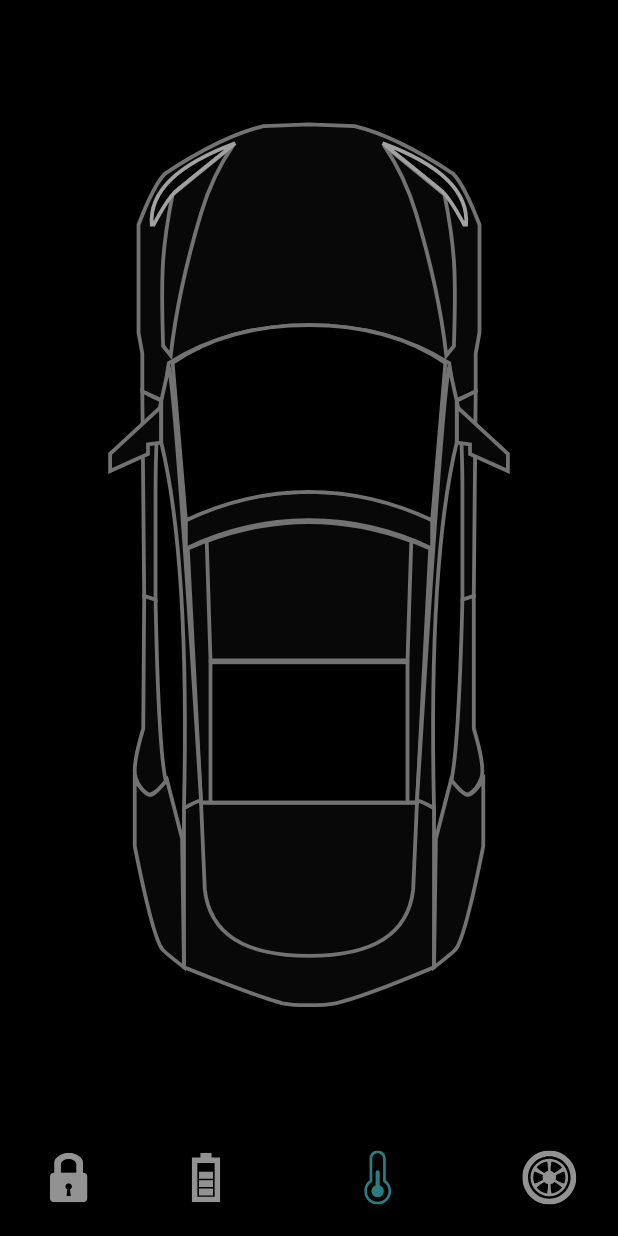
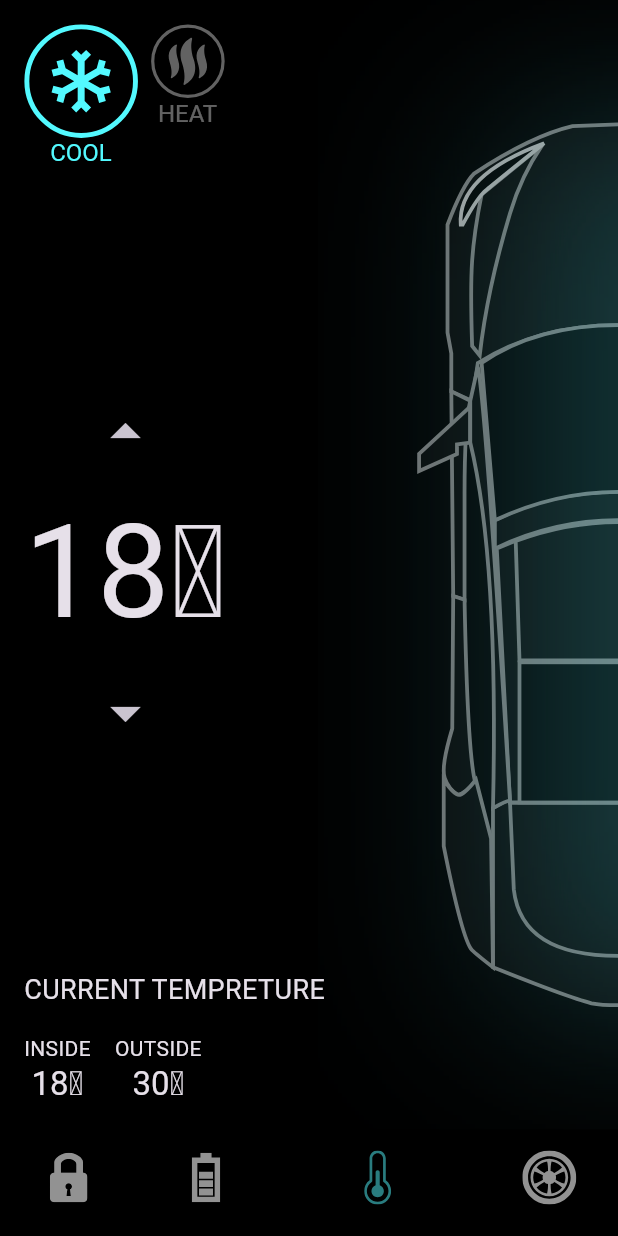
Before and after one commit to AhmedEl-Shamy/Car-Control-App, a Flutter app: the screen it shows after launch, item 3 of the bottom bar chosen, on a phone screen of 412 x 824 dp. Run offline on Flutter 3.47's test engine with Material 3 defaults, Android fonts, the light colour scheme and no system bars; our stand-ins replace flutter_svg.

Commit message:
finish temp view

```diff
--- a/lib/features/home/presentation/pages/home_page.dart
+++ b/lib/features/home/presentation/pages/home_page.dart
@@ -11,14 +11,21 @@ class HomePage extends StatefulWidget {
   State<HomePage> createState() => _HomePageState();
 }
 
-class _HomePageState extends State<HomePage>
-    with SingleTickerProviderStateMixin {
+class _HomePageState extends State<HomePage> with TickerProviderStateMixin {
   late AnimationController _batteryAnimationController;
+  late AnimationController _tempAnimationController;
   late Animation<double> batteryStatusAnimation;
+  late Animation<double> tempAnimation;
   int currentIndex = 0;
 
   @override
   void initState() {
+    _setupBatteryAnimation();
+    _setupTempAnimation();
+    super.initState();
+  }
+
+  void _setupBatteryAnimation() {
     _batteryAnimationController = AnimationController(
       vsync: this,
       duration: AppConstants.kDefaultDuration,
@@ -27,12 +34,23 @@ class _HomePageState extends State<HomePage>
       parent: _batteryAnimationController,
       curve: Curves.linear,
     );
-    super.initState();
+  }
+
+  void _setupTempAnimation() {
+    _tempAnimationController = AnimationController(
+      vsync: this,
+      duration: AppConstants.kDefaultDuration,
+    );
+    tempAnimation = CurvedAnimation(
+      parent: _tempAnimationController,
+      curve: Curves.linear,
+    );
   }
 
   @override
   void dispose() {
     _batteryAnimationController.dispose();
+    _tempAnimationController.dispose();
     super.dispose();
   }
 
@@ -42,6 +60,7 @@ class _HomePageState extends State<HomePage>
       body: HomePageBody(
         currentIndex: currentIndex,
         batteryAinmation: batteryStatusAnimation,
+        tempAnimation: tempAnimation,
       ),
       bottomNavigationBar: CustomButtomNavigationBar(
         currentIndex: currentIndex,
@@ -51,14 +70,31 @@ class _HomePageState extends State<HomePage>
   }
 
   void _onTap(int value) async {
+    switch (currentIndex) {
+      case 1:
+        await _batteryAnimationController.reverse();
+      case 2:
+        await _tempAnimationController.reverse();
+    }
+
+    switch (value) {
+      case 0:
         currentIndex = value;
-    if (value == 1) {
+        setState(() {});
+      case 1:
         Future.delayed(AppConstants.kDefaultDuration, () {
           _batteryAnimationController.forward();
         });
+        currentIndex = value;
         setState(() {});
-    } else {
-      await _batteryAnimationController.reverse();
+      case 2:
+        Future.delayed(AppConstants.kDefaultDuration, () {
+          _tempAnimationController.forward();
+        });
+        currentIndex = value;
+        setState(() {});
+      case 3:
+        currentIndex = value;
         setState(() {});
     }
   }
--- /dev/null
+++ b/lib/features/home/presentation/widgets/current_temp.dart
@@ -0,0 +1,25 @@
+import 'package:flutter/material.dart';
+
+import '../../../../core/utlis/constants.dart';
+import 'current_temp_items.dart';
+
+class CurrentTemp extends StatelessWidget {
+  const CurrentTemp({super.key, required this.currentTemp});
+
+  final int currentTemp;
+
+  @override
+  Widget build(BuildContext context) {
+    return Column(
+      crossAxisAlignment: CrossAxisAlignment.start,
+      children: [
+        Text(
+          "current tempreture".toUpperCase(),
+          style: TextStyle(fontSize: 18),
+        ),
+        SizedBox(height: AppConstants.kDefaultPading),
+        CurrentTempItems(currentInsideTemp: currentTemp),
+      ],
+    );
+  }
+}
--- /dev/null
+++ b/lib/features/home/presentation/widgets/current_temp_item.dart
@@ -0,0 +1,21 @@
+import 'package:flutter/material.dart';
+
+class CurrentTempItem extends StatelessWidget {
+  const CurrentTempItem({
+    super.key,
+    required this.tempDegree,
+    required this.label,
+  });
+  final int tempDegree;
+  final String label;
+
+  @override
+  Widget build(BuildContext context) {
+    return Column(
+      children: [
+        Text(label.toUpperCase()),
+        Text('$tempDegree\u2103', style: Theme.of(context).textTheme.titleLarge),
+      ],
+    );
+  }
+}
--- /dev/null
+++ b/lib/features/home/presentation/widgets/current_temp_items.dart
@@ -0,0 +1,19 @@
+import 'package:flutter/material.dart';
+
+import '../../../../core/utlis/constants.dart';
+import 'current_temp_item.dart';
+
+class CurrentTempItems extends StatelessWidget {
+  const CurrentTempItems({super.key, required this.currentInsideTemp});
+  final int currentInsideTemp;
+  @override
+  Widget build(BuildContext context) {
+    return Row(
+      children: [
+        CurrentTempItem(label: 'inside', tempDegree: currentInsideTemp),
+        SizedBox(width: AppConstants.kDefaultPading),
+        CurrentTempItem(tempDegree: 30, label: 'outside'),
+      ],
+    );
+  }
+}
--- a/lib/features/home/presentation/widgets/home_page_body.dart
+++ b/lib/features/home/presentation/widgets/home_page_body.dart
@@ -1,17 +1,21 @@
+import 'package:car_control_app/core/utlis/constants.dart';
 import 'package:flutter/material.dart';
 
 import 'battery_status_view.dart';
 import 'car_image_widget.dart';
 import 'door_lock_view.dart';
+import 'temp_view.dart';
 
 class HomePageBody extends StatelessWidget {
   const HomePageBody({
     super.key,
     required this.currentIndex,
     required this.batteryAinmation,
+    required this.tempAnimation,
   });
   final int currentIndex;
   final Animation<double> batteryAinmation;
+  final Animation<double> tempAnimation;
   @override
   Widget build(BuildContext context) {
     return SafeArea(
@@ -20,7 +24,13 @@ class HomePageBody extends StatelessWidget {
           return Stack(
             alignment: Alignment.center,
             children: [
-              CarImageWidget(constraints: constraints),
+              AnimatedPositioned(
+                duration: AppConstants.kDefaultDuration,
+                width: constraints.maxWidth,
+                height: constraints.maxHeight,
+                left: currentIndex == 2 ? constraints.maxWidth / 2 : 0,
+                child: CarImageWidget(constraints: constraints),
+              ),
               // door lock view
               DoorLockView(
                 currentIndex: currentIndex,
@@ -32,6 +42,12 @@ class HomePageBody extends StatelessWidget {
                 constraints: constraints,
                 batteryAinmation: batteryAinmation,
               ),
+              // Temp View
+              TempView(
+                currentIndex: currentIndex,
+                tempAnimation: tempAnimation,
+                constraints: constraints,
+              ),
             ],
           );
         },
--- /dev/null
+++ b/lib/features/home/presentation/widgets/temp_button.dart
@@ -0,0 +1,50 @@
+import 'package:flutter/material.dart';
+import 'package:flutter_svg/flutter_svg.dart';
+
+import '../../../../core/utlis/constants.dart';
+
+class TempButton extends StatelessWidget {
+  const TempButton({
+    super.key,
+    required this.assetName,
+    required this.label,
+    required this.onTap,
+    required this.isActive,
+    this.activeColor = AppConstants.kPrimaryColor,
+  });
+  final String assetName;
+  final String label;
+  final VoidCallback onTap;
+  final bool isActive;
+  final Color activeColor;
+  @override
+  Widget build(BuildContext context) {
+    return GestureDetector(
+      onTap: onTap,
+      child: Column(
+        children: [
+          AnimatedContainer(
+            duration: Duration(milliseconds: 200),
+            width: isActive ? 76 : 50,
+            height: isActive ? 76 : 50,
+            child: SvgPicture.asset(
+              assetName,
+              colorFilter: ColorFilter.mode(
+                isActive ? activeColor : Colors.white38,
+                BlendMode.srcIn,
+              ),
+            ),
+          ),
+          AnimatedDefaultTextStyle(
+            duration: Duration(milliseconds: 200),
+            style: TextStyle(
+              fontSize: 16,
+              color: isActive ? activeColor : Colors.white38,
+            ),
+            child: Text(label.toUpperCase()),
+          ),
+        ],
+      ),
+    );
+  }
+}
--- /dev/null
+++ b/lib/features/home/presentation/widgets/temp_buttons.dart
@@ -0,0 +1,40 @@
+import 'package:flutter/material.dart';
+
+import '../../../../core/utlis/app_assets.dart';
+import '../../../../core/utlis/constants.dart';
+import 'temp_button.dart';
+
+class TempButtons extends StatelessWidget {
+  const TempButtons({
+    super.key,
+    required this.coolAction,
+    required this.heetAction,
+    required this.isCoolActive,
+  });
+
+  final bool isCoolActive;
+  final VoidCallback coolAction;
+  final VoidCallback heetAction;
+
+  @override
+  Widget build(BuildContext context) {
+    return Row(
+      children: [
+        TempButton(
+          assetName: AppAssets.kIconsCoolShape,
+          label: 'cool',
+          isActive: isCoolActive,
+          onTap: coolAction,
+        ),
+        SizedBox(width: AppConstants.kDefaultPading / 2),
+        TempButton(
+          assetName: AppAssets.kIconsHeatShape,
+          label: 'heat',
+          isActive: !isCoolActive,
+          activeColor: AppConstants.kRedColor,
+          onTap: heetAction,
+        ),
+      ],
+    );
+  }
+}
--- /dev/null
+++ b/lib/features/home/presentation/widgets/temp_degree.dart
@@ -0,0 +1,29 @@
+import 'package:flutter/material.dart';
+
+class TempDegree extends StatelessWidget {
+  const TempDegree({
+    super.key,
+    required this.degree,
+    this.increaseCallback,
+    this.decreaseCallback,
+  });
+  final int degree;
+  final VoidCallback? increaseCallback;
+  final VoidCallback? decreaseCallback;
+  @override
+  Widget build(BuildContext context) {
+    return Column(
+      children: [
+        IconButton(
+          onPressed: increaseCallback ?? () {},
+          icon: Icon(Icons.arrow_drop_up, size: 48),
+        ),
+        Text('$degree\u2103', style: TextStyle(fontSize: 86)),
+        IconButton(
+          onPressed: decreaseCallback ?? () {},
+          icon: Icon(Icons.arrow_drop_down, size: 48),
+        ),
+      ],
+    );
+  }
+}
--- /dev/null
+++ b/lib/features/home/presentation/widgets/temp_details.dart
@@ -0,0 +1,51 @@
+import 'package:flutter/material.dart';
+
+import '../../../../core/utlis/constants.dart';
+import 'current_temp.dart';
+import 'temp_buttons.dart';
+import 'temp_degree.dart';
+
+class TempDetails extends StatelessWidget {
+  const TempDetails({
+    super.key,
+    required this.isCoolActive,
+    required this.currentTempDegree,
+    required this.coolAction,
+    required this.heatAction,
+    required this.increaseTemp,
+    required this.decreaseTemp,
+  });
+  final bool isCoolActive;
+  final int currentTempDegree;
+  final VoidCallback coolAction;
+  final VoidCallback heatAction;
+  final VoidCallback increaseTemp;
+  final VoidCallback decreaseTemp;
+  @override
+  Widget build(BuildContext context) {
+    return Padding(
+      padding: const EdgeInsets.all(AppConstants.kDefaultPading),
+      child: Column(
+        crossAxisAlignment: CrossAxisAlignment.start,
+        children: [
+          SizedBox(
+            height: 100,
+            child: TempButtons(
+              isCoolActive: isCoolActive,
+              coolAction: coolAction,
+              heetAction: heatAction,
+            ),
+          ),
+          Spacer(),
+          TempDegree(
+            degree: currentTempDegree,
+            increaseCallback: increaseTemp,
+            decreaseCallback: decreaseTemp,
+          ),
+          Spacer(),
+          CurrentTemp(currentTemp: currentTempDegree),
+        ],
+      ),
+    );
+  }
+}
--- /dev/null
+++ b/lib/features/home/presentation/widgets/temp_view.dart
@@ -0,0 +1,93 @@
+import 'package:flutter/material.dart';
+
+import '../../../../core/utlis/app_assets.dart';
+import '../../../../core/utlis/constants.dart';
+import 'temp_details.dart';
+
+class TempView extends StatefulWidget {
+  const TempView({
+    super.key,
+    required this.currentIndex,
+    required this.tempAnimation,
+    required this.constraints,
+  });
+  final int currentIndex;
+  final Animation<double> tempAnimation;
+  final BoxConstraints constraints;
+
+  @override
+  State<TempView> createState() => _TempViewState();
+}
+
+class _TempViewState extends State<TempView> {
+  bool isCoolActive = true;
+  int currentTempDegree = 18;
+  @override
+  Widget build(BuildContext context) {
+    return Stack(
+      alignment: Alignment.center,
+      children: [
+        AnimatedPositioned(
+          width: widget.constraints.maxWidth,
+          height: widget.constraints.maxHeight,
+          duration: AppConstants.kDefaultDuration,
+          top: widget.currentIndex == 2 ? 0 : 50,
+          child: AnimatedOpacity(
+            duration: AppConstants.kDefaultDuration,
+            opacity: widget.currentIndex == 2 ? 1 : 0,
+            child: TempDetails(
+              isCoolActive: isCoolActive,
+              currentTempDegree: currentTempDegree,
+              coolAction: () => setState(() {
+                currentTempDegree = 18;
+                isCoolActive = true;
+              }),
+              heatAction: () => setState(() {
+                currentTempDegree = 30;
+                isCoolActive = false;
+              }),
+              increaseTemp: _increaseTemp,
+              decreaseTemp: _decreaseTemp,
+            ),
+          ),
+        ),
+        AnimatedBuilder(
+          animation: widget.tempAnimation,
+          builder: (context, child) {
+            return Positioned(
+              right: 0,
+              width: 200,
+              child: Opacity(opacity: widget.tempAnimation.value, child: child),
+            );
+          },
+          child: AnimatedSwitcher(
+            duration: Duration(milliseconds: 200),
+            child: isCoolActive
+                ? Image.asset(AppAssets.kImagesCoolGlow2, key: UniqueKey())
+                : Image.asset(AppAssets.kImagesHotGlow4, key: UniqueKey()),
+          ),
+        ),
+      ],
+    );
+  }
+
+  void _increaseTemp() {
+    currentTempDegree++;
+    _updateTempMode();
+    setState(() {});
+  }
+
+  void _decreaseTemp() {
+    currentTempDegree--;
+    _updateTempMode();
+    setState(() {});
+  }
+
+  void _updateTempMode() {
+    if (currentTempDegree >= 30) {
+      isCoolActive = false;
+    } else {
+      isCoolActive = true;
+    }
+  }
+}
```
Lines whose indentation alone changed are shown as unchanged.
